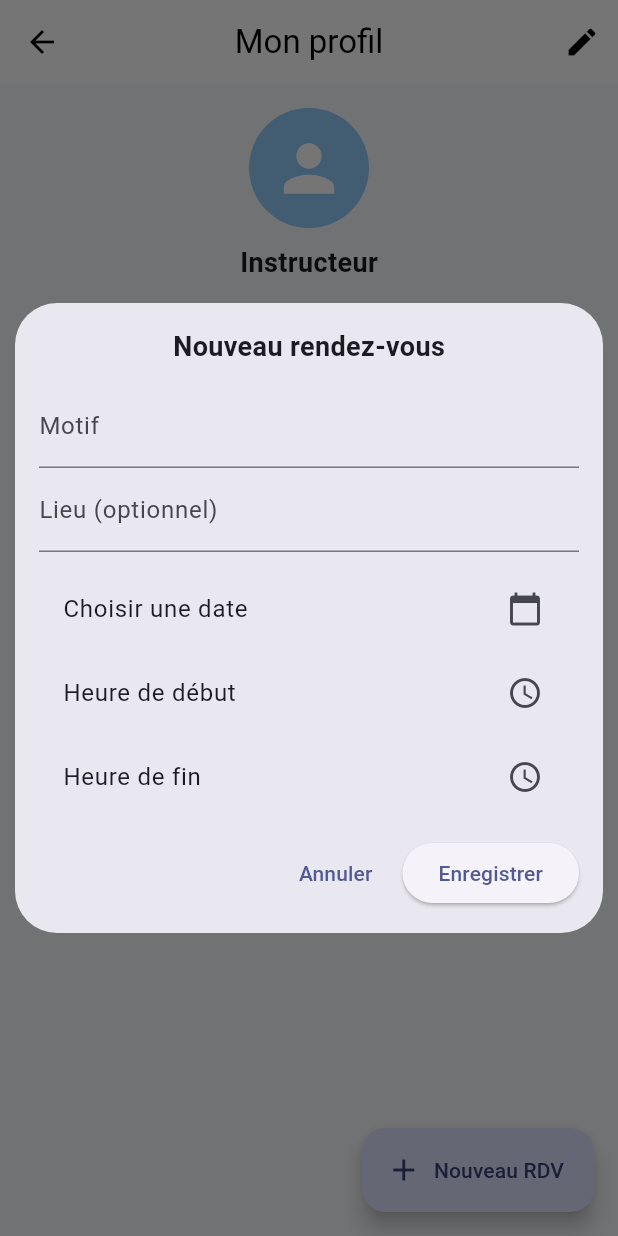
After one commit to Web82-Thom/cleaning_schedule_demo, a Flutter app: the InstructorProfilePage screen opened by its route, after a tap on "Nouveau RDV", on a phone screen of 412 x 824 dp. The commit adds this screen. Run offline on Flutter 3.47's test engine with Material 3 defaults, Android fonts, the phone set to English and light mode, and no system bars; our stand-ins replace cloud_firestore, firebase_auth, firebase_core, open_filex, pdf; accounts and stored records are empty.

Commit message:
created page profil user, in profil the CRUD rdvs

```diff
--- /dev/null
+++ b/lib/controllers/edit_instructor_controller.dart
@@ -0,0 +1,357 @@
+import 'package:cloud_firestore/cloud_firestore.dart';
+import 'package:firebase_auth/firebase_auth.dart';
+import 'package:flutter/material.dart';
+
+class EditInstructorController extends ChangeNotifier {
+  final _firestore = FirebaseFirestore.instance;
+  final userId = FirebaseAuth.instance.currentUser!.uid;
+
+  /// 🔹 Dialogue pour créer un RDV
+  Future<void> openAddRdvDialog(BuildContext context) async {
+    final motifController = TextEditingController();
+    final lieuController = TextEditingController();
+    DateTime? dateRdv;
+    TimeOfDay? heureDebut;
+    TimeOfDay? heureFin;
+
+    await showDialog(
+      context: context,
+      builder: (ctx) => Dialog(
+        insetPadding: const EdgeInsets.all(10),
+        child: SingleChildScrollView(
+          child: Padding(
+            padding: EdgeInsets.only(
+              bottom: MediaQuery.of(ctx).viewInsets.bottom + 16,
+              left: 16,
+              right: 16,
+              top: 16,
+            ),
+            child: StatefulBuilder(
+              builder: (context, setState) => Column(
+                mainAxisSize: MainAxisSize.min,
+                children: [
+                  const Text(
+                    'Nouveau rendez-vous',
+                    style: TextStyle(fontSize: 18, fontWeight: FontWeight.bold),
+                  ),
+                  const SizedBox(height: 12),
+                  TextField(
+                    controller: motifController,
+                    decoration: const InputDecoration(labelText: 'Motif'),
+                  ),
+                  TextField(
+                    controller: lieuController,
+                    decoration: const InputDecoration(
+                      labelText: 'Lieu (optionnel)',
+                    ),
+                  ),
+                  const SizedBox(height: 10),
+                  ListTile(
+                    title: Text(
+                      dateRdv == null
+                          ? 'Choisir une date'
+                          : 'Date : ${dateRdv!.day}/${dateRdv!.month}/${dateRdv!.year}',
+                    ),
+                    trailing: const Icon(Icons.calendar_today),
+                    onTap: () async {
+                      final d = await showDatePicker(
+                        context: context,
+                        initialDate: DateTime.now(),
+                        firstDate: DateTime.now(),
+                        lastDate: DateTime.now().add(const Duration(days: 365)),
+                      );
+                      if (d != null) setState(() => dateRdv = d);
+                    },
+                  ),
+                  ListTile(
+                    title: Text(
+                      heureDebut == null
+                          ? 'Heure de début'
+                          : 'Début : ${heureDebut!.hour.toString().padLeft(2, '0')}h${heureDebut!.minute.toString().padLeft(2, '0')}',
+                    ),
+                    trailing: const Icon(Icons.access_time),
+                    onTap: () async {
+                      final t = await showTimePicker(
+                        context: context,
+                        initialTime: TimeOfDay.now(),
+                      );
+                      if (t != null) setState(() => heureDebut = t);
+                    },
+                  ),
+                  ListTile(
+                    title: Text(
+                      heureFin == null
+                          ? 'Heure de fin'
+                          : 'Fin : ${heureFin!.hour.toString().padLeft(2, '0')}h${heureFin!.minute.toString().padLeft(2, '0')}',
+                    ),
+                    trailing: const Icon(Icons.access_time),
+                    onTap: () async {
+                      final t = await showTimePicker(
+                        context: context,
+                        initialTime: heureDebut ?? TimeOfDay.now(),
+                      );
+                      if (t != null) setState(() => heureFin = t);
+                    },
+                  ),
+                  const SizedBox(height: 12),
+                  Row(
+                    mainAxisAlignment: MainAxisAlignment.end,
+                    children: [
+                      TextButton(
+                        onPressed: () => Navigator.pop(ctx),
+                        child: const Text('Annuler'),
+                      ),
+                      const SizedBox(width: 8),
+                      ElevatedButton(
+                        onPressed: () async {
+                          if (motifController.text.isEmpty ||
+                              dateRdv == null ||
+                              heureDebut == null ||
+                              heureFin == null) {
+                            ScaffoldMessenger.of(context).showSnackBar(
+                              const SnackBar(
+                                content: Text(
+                                  'Veuillez remplir tous les champs obligatoires',
+                                ),
+                              ),
+                            );
+                            return;
+                          }
+
+                          final debut = DateTime(
+                            dateRdv!.year,
+                            dateRdv!.month,
+                            dateRdv!.day,
+                            heureDebut!.hour,
+                            heureDebut!.minute,
+                          );
+
+                          final fin = DateTime(
+                            dateRdv!.year,
+                            dateRdv!.month,
+                            dateRdv!.day,
+                            heureFin!.hour,
+                            heureFin!.minute,
+                          );
+
+                          await _firestore
+                              .collection('users')
+                              .doc(userId)
+                              .collection('rdvs')
+                              .add({
+                                'motif': motifController.text,
+                                'lieu': lieuController.text,
+                                'debut': Timestamp.fromDate(debut),
+                                'fin': Timestamp.fromDate(fin),
+                                'createdAt': Timestamp.now(),
+                              });
+
+                          if (context.mounted) Navigator.pop(ctx);
+                        },
+                        child: const Text('Enregistrer'),
+                      ),
+                    ],
+                  ),
+                ],
+              ),
+            ),
+          ),
+        ),
+      ),
+    );
+  }
+
+  /// 🔹 Confirmation et suppression d'un RDV
+  Future<void> deleteRdv(BuildContext context, String rdvId) async {
+    final confirm = await showDialog<bool>(
+      context: context,
+      builder: (ctx) => AlertDialog(
+        title: const Text('Confirmer la suppression'),
+        content: const Text('Voulez-vous vraiment supprimer ce rendez-vous ?'),
+        actions: [
+          TextButton(
+            onPressed: () => Navigator.of(ctx).pop(false),
+            child: const Text('Annuler'),
+          ),
+          ElevatedButton(
+            onPressed: () => Navigator.of(ctx).pop(true),
+            child: const Text('Supprimer'),
+          ),
+        ],
+      ),
+    );
+
+    if (confirm == true) {
+      await _firestore
+          .collection('users')
+          .doc(userId)
+          .collection('rdvs')
+          .doc(rdvId)
+          .delete();
+    }
+  }
+
+  /// 🔹 Modifier un RDV existant
+Future<void> editRdvDialog(
+  BuildContext context,
+  String rdvId,
+  Map<String, dynamic> rdvData,
+) async {
+  final motifController = TextEditingController(text: rdvData['motif'] ?? '');
+  final lieuController = TextEditingController(text: rdvData['lieu'] ?? '');
+  DateTime? dateRdv = (rdvData['debut'] as Timestamp?)?.toDate();
+  TimeOfDay? heureDebut = dateRdv != null ? TimeOfDay(hour: dateRdv.hour, minute: dateRdv.minute) : null;
+  DateTime? finRdv = (rdvData['fin'] as Timestamp?)?.toDate();
+  TimeOfDay? heureFin = finRdv != null ? TimeOfDay(hour: finRdv.hour, minute: finRdv.minute) : null;
+
+  await showDialog(
+    context: context,
+    builder: (ctx) => Dialog(
+      insetPadding: const EdgeInsets.all(10),
+      child: SingleChildScrollView(
+        child: Padding(
+          padding: EdgeInsets.only(
+            bottom: MediaQuery.of(ctx).viewInsets.bottom + 16,
+            left: 16,
+            right: 16,
+            top: 16,
+          ),
+          child: StatefulBuilder(
+            builder: (context, setState) => Column(
+              mainAxisSize: MainAxisSize.min,
+              children: [
+                const Text(
+                  'Modifier le rendez-vous',
+                  style: TextStyle(fontSize: 18, fontWeight: FontWeight.bold),
+                ),
+                const SizedBox(height: 12),
+                TextField(
+                  controller: motifController,
+                  decoration: const InputDecoration(labelText: 'Motif'),
+                ),
+                TextField(
+                  controller: lieuController,
+                  decoration: const InputDecoration(labelText: 'Lieu (optionnel)'),
+                ),
+                const SizedBox(height: 10),
+                ListTile(
+                  title: Text(
+                    dateRdv == null
+                        ? 'Choisir une date'
+                        : 'Date : ${dateRdv!.day}/${dateRdv!.month}/${dateRdv!.year}',
+                  ),
+                  trailing: const Icon(Icons.calendar_today),
+                  onTap: () async {
+                    final d = await showDatePicker(
+                      context: context,
+                      initialDate: dateRdv ?? DateTime.now(),
+                      firstDate: DateTime.now(),
+                      lastDate: DateTime.now().add(const Duration(days: 365)),
+                    );
+                    if (d != null) setState(() => dateRdv = DateTime(
+                          d.year,
+                          d.month,
+                          d.day,
+                          dateRdv?.hour ?? 0,
+                          dateRdv?.minute ?? 0,
+                        ));
+                  },
+                ),
+                ListTile(
+                  title: Text(
+                    heureDebut == null
+                        ? 'Heure de début'
+                        : 'Début : ${heureDebut!.hour.toString().padLeft(2, '0')}h${heureDebut!.minute.toString().padLeft(2, '0')}',
+                  ),
+                  trailing: const Icon(Icons.access_time),
+                  onTap: () async {
+                    final t = await showTimePicker(
+                      context: context,
+                      initialTime: heureDebut ?? TimeOfDay.now(),
+                    );
+                    if (t != null && dateRdv != null) {
+                      setState(() => heureDebut = t);
+                      dateRdv = DateTime(
+                        dateRdv!.year,
+                        dateRdv!.month,
+                        dateRdv!.day,
+                        t.hour,
+                        t.minute,
+                      );
+                    }
+                  },
+                ),
+                ListTile(
+                  title: Text(
+                    heureFin == null
+                        ? 'Heure de fin'
+                        : 'Fin : ${heureFin!.hour.toString().padLeft(2, '0')}h${heureFin!.minute.toString().padLeft(2, '0')}',
+                  ),
+                  trailing: const Icon(Icons.access_time),
+                  onTap: () async {
+                    final t = await showTimePicker(
+                      context: context,
+                      initialTime: heureFin ?? TimeOfDay.now(),
+                    );
+                    if (t != null && dateRdv != null) {
+                      setState(() => heureFin = t);
+                      finRdv = DateTime(
+                        dateRdv!.year,
+                        dateRdv!.month,
+                        dateRdv!.day,
+                        t.hour,
+                        t.minute,
+                      );
+                    }
+                  },
+                ),
+                const SizedBox(height: 12),
+                Row(
+                  mainAxisAlignment: MainAxisAlignment.end,
+                  children: [
+                    TextButton(
+                      onPressed: () => Navigator.pop(ctx),
+                      child: const Text('Annuler'),
+                    ),
+                    const SizedBox(width: 8),
+                    ElevatedButton(
+                      onPressed: () async {
+                        if (motifController.text.isEmpty || dateRdv == null || heureDebut == null || heureFin == null) {
+                          ScaffoldMessenger.of(context).showSnackBar(
+                            const SnackBar(
+                              content: Text('Veuillez remplir tous les champs obligatoires'),
+                            ),
+                          );
+                          return;
+                        }
+
+                        await FirebaseFirestore.instance
+                            .collection('users')
+                            .doc(userId)
+                            .collection('rdvs')
+                            .doc(rdvId)
+                            .update({
+                          'motif': motifController.text,
+                          'lieu': lieuController.text,
+                          'debut': Timestamp.fromDate(dateRdv!),
+                          'fin': Timestamp.fromDate(finRdv!),
+                        });
+
+                        if (context.mounted) Navigator.pop(ctx);
+                      },
+                      child: const Text('Enregistrer'),
+                    ),
+                  ],
+                ),
+              ],
+            ),
+          ),
+        ),
+      ),
+    ),
+  );
+}
+
+
+
+}
--- a/lib/main.dart
+++ b/lib/main.dart
@@ -1,3 +1,4 @@
+import 'package:cleaning_schedule/screens/instructors/instructor_profile_page.dart';
 import 'package:cleaning_schedule/screens/places/list_place_page.dart';
 import 'package:cleaning_schedule/screens/planning/created_event_page.dart';
 import 'package:cleaning_schedule/screens/workers/list_workers_page.dart';
@@ -62,6 +63,7 @@ class CleaningScheduleApp extends StatelessWidget {
         '/listPlace': (context) => const ListPlace(),
         '/workers': (context) => const ListWorkersPage(),
         '/createdPlanning': (context) => const CreatedEventPage(),
+        '/profileInstructor' : (context) => const InstructorProfilePage()
 
         // '/detailsPlace': (context) => const DetailsPlacePage(),
 },
--- /dev/null
+++ b/lib/models/rdv_model.dart
@@ -0,0 +1,44 @@
+import 'package:cloud_firestore/cloud_firestore.dart';
+
+class RdvModel {
+  final String id;
+  final String instructorId;
+  final DateTime date;
+  final String motif;
+  final String? lieu;
+  final String heure;
+  final Timestamp createdAt;
+
+  RdvModel({
+    required this.id,
+    required this.instructorId,
+    required this.date,
+    required this.motif,
+    required this.heure,
+    this.lieu,
+    required this.createdAt,
+  });
+
+  Map<String, dynamic> toFirestore() {
+    return {
+      'instructorId': instructorId,
+      'date': Timestamp.fromDate(date),
+      'motif': motif,
+      'lieu': lieu,
+      'heure': heure,
+      'createdAt': createdAt,
+    };
+  }
+
+  factory RdvModel.fromFirestore(String id, Map<String, dynamic> data) {
+    return RdvModel(
+      id: id,
+      instructorId: data['instructorId'],
+      date: (data['date'] as Timestamp).toDate(),
+      motif: data['motif'] ?? '',
+      lieu: data['lieu'],
+      heure: data['heure'] ?? '',
+      createdAt: data['createdAt'] ?? Timestamp.now(),
+    );
+  }
+}
--- /dev/null
+++ b/lib/screens/instructors/instructor_profile_page.dart
@@ -0,0 +1,204 @@
+import 'package:cloud_firestore/cloud_firestore.dart';
+import 'package:firebase_auth/firebase_auth.dart';
+import 'package:flutter/material.dart';
+import 'package:cleaning_schedule/controllers/edit_instructor_controller.dart';
+
+class InstructorProfilePage extends StatefulWidget {
+  const InstructorProfilePage({super.key});
+
+  @override
+  State<InstructorProfilePage> createState() => _InstructorProfilePageState();
+}
+
+class _InstructorProfilePageState extends State<InstructorProfilePage> {
+  final _auth = FirebaseAuth.instance;
+  final _firestore = FirebaseFirestore.instance;
+  final editInstructorController = EditInstructorController();
+
+  User? _user;
+  Map<String, dynamic>? _userData;
+
+  @override
+  void initState() {
+    super.initState();
+    _loadUserData();
+  }
+
+  Future<void> _loadUserData() async {
+    final user = _auth.currentUser;
+    if (user == null) return;
+
+    final doc = await _firestore.collection('users').doc(user.uid).get();
+    if (doc.exists) {
+      setState(() {
+        _user = user;
+        _userData = doc.data();
+      });
+    }
+  }
+
+  @override
+  Widget build(BuildContext context) {
+    if (_userData == null) {
+      return const Scaffold(body: Center(child: CircularProgressIndicator()));
+    }
+
+    final userName = '${_userData!['prenom'] ?? ''} ${_userData!['nom'] ?? ''}'
+        .trim();
+
+    return Scaffold(
+      appBar: AppBar(
+        title: const Text('Mon profil'),
+        actions: [
+          IconButton(
+            icon: const Icon(Icons.edit),
+            tooltip: 'Modifier le profil',
+            onPressed: () {
+              // TODO : page édition profil
+            },
+          ),
+        ],
+      ),
+      floatingActionButton: FloatingActionButton.extended(
+        onPressed: () => editInstructorController.openAddRdvDialog(context),
+        icon: const Icon(Icons.add),
+        label: const Text('Nouveau RDV'),
+      ),
+      body: StreamBuilder<QuerySnapshot>(
+        stream: _firestore
+            .collection('users')
+            .doc(_auth.currentUser!.uid)
+            .collection('rdvs')
+            .orderBy('debut', descending: false)
+            .snapshots(),
+        builder: (context, snapshot) {
+          if (snapshot.connectionState == ConnectionState.waiting) {
+            return const Center(child: CircularProgressIndicator());
+          }
+
+          final rdvs = snapshot.data?.docs ?? [];
+
+          return ListView(
+            padding: const EdgeInsets.all(16),
+            children: [
+              // 🔹 Profil
+              Center(
+                child: Column(
+                  children: [
+                    CircleAvatar(
+                      radius: 40,
+                      backgroundColor: Colors.blue.shade200,
+                      child: const Icon(
+                        Icons.person,
+                        size: 50,
+                        color: Colors.white,
+                      ),
+                    ),
+                    const SizedBox(height: 10),
+                    Text(
+                      userName.isEmpty ? 'Instructeur' : userName,
+                      style: const TextStyle(
+                        fontSize: 18,
+                        fontWeight: FontWeight.bold,
+                      ),
+                    ),
+                    Text(
+                      _user!.email ?? '',
+                      style: const TextStyle(color: Colors.grey),
+                    ),
+                  ],
+                ),
+              ),
+              const SizedBox(height: 30),
+              const Divider(),
+              const Text(
+                "Mes rendez-vous :",
+                style: TextStyle(fontSize: 16, fontWeight: FontWeight.bold),
+              ),
+              const SizedBox(height: 10),
+
+              if (rdvs.isEmpty)
+                const Center(
+                  child: Padding(
+                    padding: EdgeInsets.all(12.0),
+                    child: Text(
+                      'Aucun RDV pour le moment',
+                      style: TextStyle(color: Colors.grey),
+                    ),
+                  ),
+                )
+              else
+                ...rdvs.map((doc) {
+                  final data = doc.data() as Map<String, dynamic>;
+                  final debut = (data['debut'] as Timestamp).toDate();
+                  final fin = (data['fin'] as Timestamp).toDate();
+                  final motif = data['motif'] ?? '';
+                  final lieu = data['lieu'] ?? '';
+
+                  return Card(
+                    margin: const EdgeInsets.symmetric(vertical: 6),
+                    child: Padding(
+                      padding: const EdgeInsets.all(8.0),
+                      child: Column(
+                        crossAxisAlignment: CrossAxisAlignment.start,
+                        children: [
+                          // 🔹 Ligne titre + icônes
+                          Row(
+                            children: [
+                              Expanded(
+                                child: Text(
+                                  motif,
+                                  style: const TextStyle(
+                                    fontSize: 14,
+                                    fontWeight: FontWeight.bold,
+                                  ),
+                                ),
+                              ),
+                              IconButton(
+                                icon: const Icon(
+                                  Icons.edit,
+                                  color: Colors.blue,
+                                ),
+                                onPressed: () =>
+                                    editInstructorController.editRdvDialog(
+                                      context,
+                                      doc.id,
+                                      doc.data() as Map<String, dynamic>,
+                                    ),
+                              ),
+                              IconButton(
+                                icon: const Icon(
+                                  Icons.delete,
+                                  color: Colors.red,
+                                ),
+                                onPressed: () => editInstructorController
+                                    .deleteRdv(context, doc.id),
+                              ),
+                            ],
+                          ),
+
+                          const SizedBox(height: 4),
+
+                          // 🔹 Date  Heure de début - fin
+                          Text(
+                            '${debut.day}/${debut.month}/${debut.year} de ${debut.hour.toString().padLeft(2, '0')}h${debut.minute.toString().padLeft(2, '0') } à ${fin.hour.toString().padLeft(2, '0')}h${fin.minute.toString().padLeft(2, '0')}',
+                            style: const TextStyle(color: Colors.black87, fontSize: 12,),
+                          ),
+                          // 🔹 Lieu
+                          if (lieu.isNotEmpty)
+                            Text(
+                              'Lieu : $lieu',
+                              style: const TextStyle(color: Colors.black87, fontSize: 12,),
+                            ),
+                        ],
+                      ),
+                    ),
+                  );
+                }),
+            ],
+          );
+        },
+      ),
+    );
+  }
+}
```
Also changed, not shown: lib/screens/home_page.dart (+7 -0 lines).
